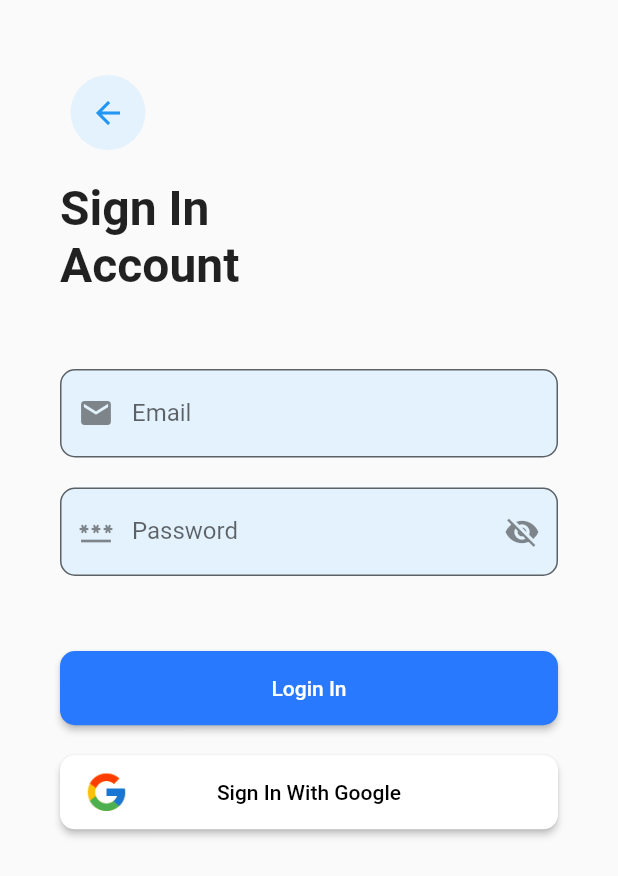
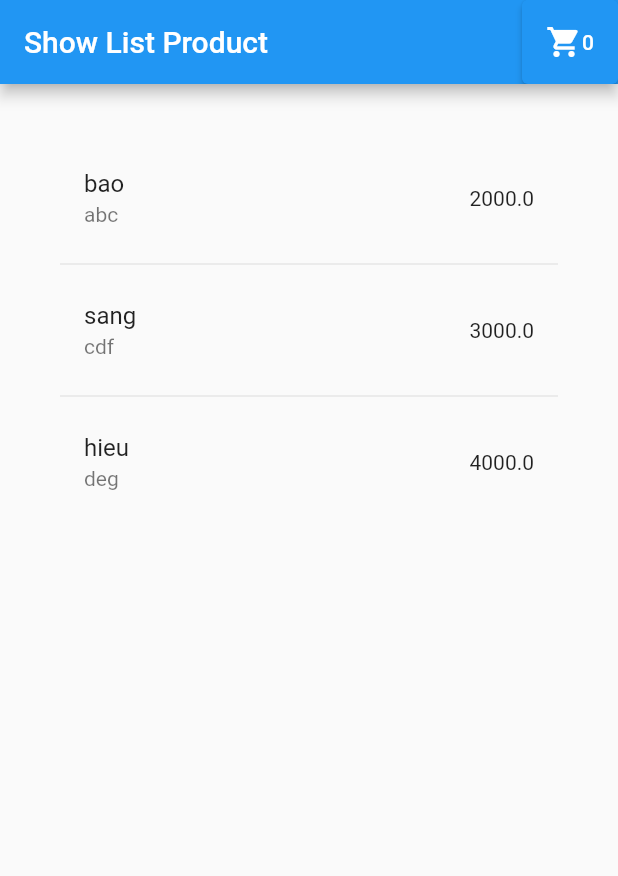
Before and after one commit to baosphoa0403/Nike-Flutter, a Flutter app: the screen it shows after launch, on a phone screen of 412 x 824 dp. Shown: the top 876 px of the screen. Run offline on Flutter 3.47's test engine with Material 2 defaults, Android fonts, the phone set to English and light mode, and no system bars; our stand-ins replace lottie.

Commit message:
demo crud product in flutter with provider

```diff
--- a/nike_project/lib/main.dart
+++ b/nike_project/lib/main.dart
@@ -1,4 +1,5 @@
 import 'package:flutter/material.dart';
+import 'package:nike_project/page/ListProduct/list_product_provider.dart';
 import 'package:nike_project/page/main_page.dart';
 import 'package:nike_project/view_models/sign_up_validation.dart';
 import 'package:provider/provider.dart';
@@ -13,8 +14,18 @@ class MyApp extends StatelessWidget {
   // This widget is the root of your application.
   @override
   Widget build(BuildContext context) {
-    return ChangeNotifierProvider<SignUpValidationProvider>(
-      create: (context) => SignUpValidationProvider(),
+    return MultiProvider(
+      providers: [
+        ChangeNotifierProvider<SignUpValidationProvider>(
+          create: (context) => SignUpValidationProvider(),
+        ),
+        ChangeNotifierProvider<ListProductProvider>(
+          create: (context) => ListProductProvider(),
+        ),
+        ChangeNotifierProvider<ListCartProvider>(
+          create: (context) => ListCartProvider(),
+        ),
+      ],
       child: MaterialApp(
         title: 'Flutter Demo',
         theme: ThemeData(
--- /dev/null
+++ b/nike_project/lib/model/cart/cart.dart
@@ -0,0 +1,23 @@
+import 'package:nike_project/model/product/product.dart';
+
+class Cart {
+  Product product;
+  int quantity;
+  Cart({
+    required this.product,
+    required this.quantity,
+  });
+
+  Cart copyWith({
+    Product? product,
+    int? quantity,
+  }) {
+    return Cart(
+      product: product ?? this.product,
+      quantity: quantity ?? this.quantity,
+    );
+  }
+
+  @override
+  String toString() => 'Cart(product: $product, quantity: $quantity)';
+}
--- /dev/null
+++ b/nike_project/lib/model/product/product.dart
@@ -0,0 +1,35 @@
+import 'dart:convert';
+
+class Product {
+  int id;
+  String name;
+  double price;
+  String description;
+  Product({
+    required this.id,
+    required this.name,
+    required this.price,
+    required this.description,
+  });
+
+  @override
+  String toString() {
+    return 'Product(id: $id, name: $name, price: $price, description: $description)';
+  }
+
+  Product copyWith({
+    int? id,
+    String? name,
+    double? price,
+    String? description,
+  }) {
+    return Product(
+      id: id ?? this.id,
+      name: name ?? this.name,
+      price: price ?? this.price,
+      description: description ?? this.description,
+    );
+  }
+
+
+}
--- /dev/null
+++ b/nike_project/lib/page/ListProduct/list_product.dart
@@ -0,0 +1,33 @@
+import 'package:flutter/material.dart';
+import 'package:nike_project/page/ListProduct/list_product_provider.dart';
+import 'package:provider/provider.dart';
+
+class ListProduct extends StatelessWidget {
+  const ListProduct({Key? key}) : super(key: key);
+
+  @override
+  Widget build(BuildContext context) {
+    final listProduct = Provider.of<ListProductProvider>(context).listProduct;
+    final storeCart = Provider.of<ListCartProvider>(context);
+    return Column(
+      children: <Widget>[
+        ListView.separated(
+            scrollDirection: Axis.vertical,
+            shrinkWrap: true,
+            itemBuilder: (context, index) {
+              return InkWell(
+                onTap: () => {storeCart.addToCart(listProduct[index])},
+                child: ListTile(
+                    title: Text(listProduct[index].name),
+                    subtitle: Text(listProduct[index].description),
+                    trailing: Text(listProduct[index].price.toString())),
+              );
+            },
+            separatorBuilder: (context, index) {
+              return const Divider();
+            },
+            itemCount: listProduct.length)
+      ],
+    );
+  }
+}
--- /dev/null
+++ b/nike_project/lib/page/ListProduct/list_product_provider.dart
@@ -0,0 +1,55 @@
+import 'package:flutter/material.dart';
+import 'package:nike_project/model/cart/cart.dart';
+import 'package:nike_project/model/product/product.dart';
+
+class ListProductProvider with ChangeNotifier {
+  List<Product> listProduct = [
+    Product(id: 1, name: "bao", price: 2000, description: "abc"),
+    Product(id: 2, name: "sang", price: 3000, description: "cdf"),
+    Product(id: 3, name: "hieu", price: 4000, description: "deg"),
+  ];
+}
+
+class ListCartProvider with ChangeNotifier {
+  List<Cart> listCart = [];
+  void addToCart(Product product) {
+    final index =
+        listCart.indexWhere((element) => element.product.id == product.id);
+    if (index >= 0) {
+      listCart[index].quantity += 1;
+    } else {
+      Cart item = Cart(product: product, quantity: 1);
+      listCart.add(item);
+    }
+    notifyListeners();
+  }
+
+  int calSumQuantityCart() {
+    return listCart.fold(0, (sum, element) => sum + element.quantity);
+  }
+
+  void increaseDecease(bool flag, Cart item) {
+    final index =
+        listCart.indexWhere((element) => element.product.id == item.product.id);
+    if (flag) {
+      // +
+      listCart[index].quantity += 1;
+    } else {
+      //-
+      if (listCart[index].quantity >= 0) {
+        listCart[index].quantity -= 1;
+      } else {
+        listCart.remove(listCart[index]);
+      }
+    }
+    notifyListeners();
+  }
+
+  int calSumMoney() {
+    return listCart.fold(
+        0,
+        (sum, element) =>
+            sum +
+            (element.quantity.toDouble() * element.product.price).toInt());
+  }
+}
--- a/nike_project/lib/page/SignIn/sign_in_page.dart
+++ b/nike_project/lib/page/SignIn/sign_in_page.dart
@@ -1,17 +1,19 @@
 import 'package:flutter/material.dart';
-import 'package:nike_project/page/SignIn_Refactor/sign_in_page_refactor.dart';
+import 'package:nike_project/page/ListProduct/list_product.dart';
 
 class SignInPage extends StatelessWidget {
   const SignInPage({Key? key}) : super(key: key);
 
   @override
   Widget build(BuildContext context) {
+
     return SingleChildScrollView(
       child: Container(
         height: MediaQuery.of(context).size.height,
         padding: const EdgeInsets.all(40),
         // child: SignInBody(),
-        child: const SignUpFactory(),
+        // child: const SignUpFactory(),
+        child: const ListProduct(),
       ),
     );
   }
--- a/nike_project/lib/page/main_page.dart
+++ b/nike_project/lib/page/main_page.dart
@@ -1,13 +1,36 @@
 import 'package:flutter/material.dart';
+import 'package:nike_project/page/ListCart/list_cart_page.dart';
+import 'package:nike_project/page/ListProduct/list_product_provider.dart';
 import 'package:nike_project/page/SignIn/sign_in_page.dart';
+import 'package:provider/provider.dart';
 
 class MainPage extends StatelessWidget {
   const MainPage({Key? key}) : super(key: key);
 
   @override
   Widget build(BuildContext context) {
-    return const Scaffold(
-      body: SignInPage(),
+    final storeCart = Provider.of<ListCartProvider>(context);
+    return Scaffold(
+      appBar: AppBar(
+        title: const Text("Show List Product"),
+        actions: <Widget>[
+          ElevatedButton(
+            onPressed: () {
+              Navigator.push(
+                context,
+                MaterialPageRoute(builder: (context) => const ListCartPage()),
+              );
+            },
+            child: Row(
+              children: <Widget>[
+                const Icon(Icons.shopping_cart),
+                Text(storeCart.calSumQuantityCart().toString())
+              ],
+            ),
+          ),
+        ],
+      ),
+      body: const SignInPage(),
     );
   }
 }
```
Also changed, not shown: nike_project/lib/page/ListCart/list_cart_page.dart (added, +65 -0 lines).
